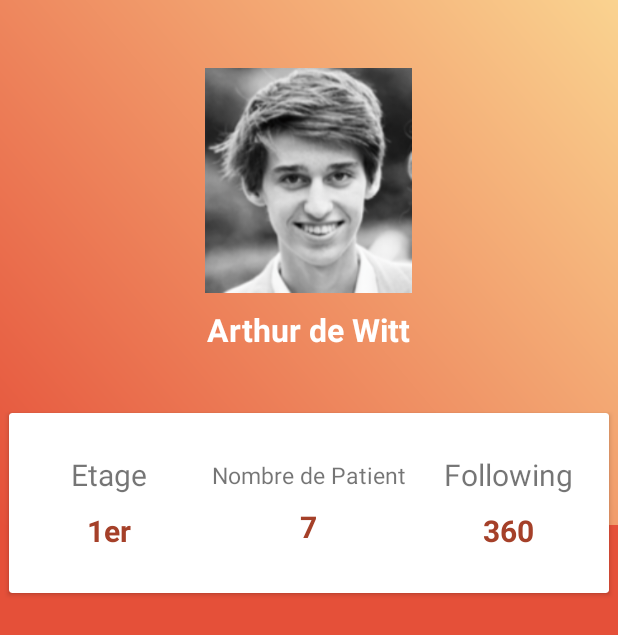
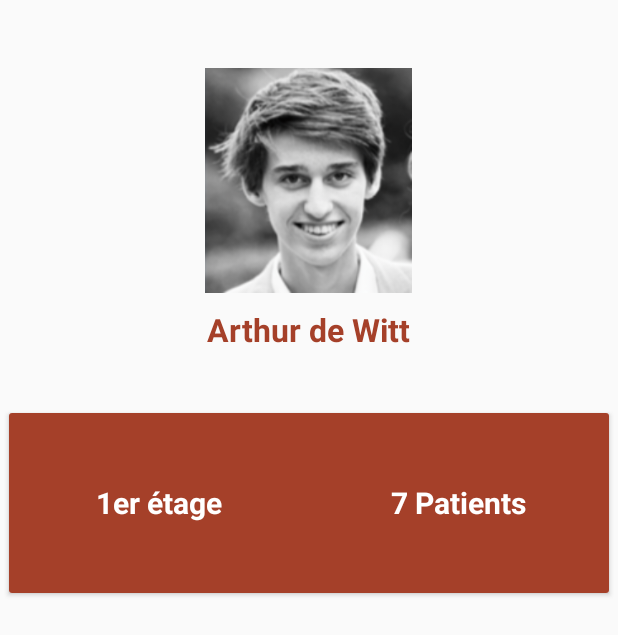
Before and after one commit to camsou/pfe_github, an Android app: the layout my_account.xml on its own in the app's theme, with its tools: preview values and no code run, on a phone screen of 412 x 824 dp. Shown: the top 635 px of the screen. Run offline under Robolectric (Android 15) with nearby library versions, the light colour scheme and no system bars.

Commit message:
Link logout & account

```diff
--- a/DetectnAlert/app/src/main/AndroidManifest.xml
+++ b/DetectnAlert/app/src/main/AndroidManifest.xml
@@ -27,9 +27,12 @@
             android:name=".MainActivity"
             android:label="@string/title_activity_main"
             android:theme="@style/AppTheme.NoActionBar" />
-        <activity android:name=".NewAccountActivity"></activity>
-
-
+        <activity
+            android:name=".NewAccountActivity"
+            android:label="NewAccountActivity" />
+        <activity
+            android:name=".MyAccountActivity"
+            android:label="MyAccountActivity" />
     </application>
 
 </manifest>
--- a/DetectnAlert/app/src/main/java/com/example/camil/detectnalert/MainActivity.java
+++ b/DetectnAlert/app/src/main/java/com/example/camil/detectnalert/MainActivity.java
@@ -2,6 +2,7 @@ package com.example.camil.detectnalert;
 
 import android.app.ActivityManager;
 import android.content.ClipData;
+import android.content.Intent;
 import android.media.SoundPool;
 import android.os.Bundle;
 import android.support.annotation.NonNull;
@@ -128,10 +129,13 @@ public class MainActivity extends AppCompatActivity
         }
         else if (id == R.id.nav_account)
         {
-
+            Intent TestActivityIntent = new Intent(MainActivity.this, MyAccountActivity.class);
+            startActivity(TestActivityIntent);
         }
         else if (id == R.id.nav_logout)
         {
+            Intent TestActivityIntent = new Intent(MainActivity.this, LoginActivity.class);
+            startActivity(TestActivityIntent);
 
         }
 
--- /dev/null
+++ b/DetectnAlert/app/src/main/java/com/example/camil/detectnalert/MyAccountActivity.java
@@ -0,0 +1,13 @@
+package com.example.camil.detectnalert;
+
+import android.os.Bundle;
+import android.support.v7.app.AppCompatActivity;
+
+public class MyAccountActivity extends AppCompatActivity {
+
+    @Override
+    protected void onCreate(Bundle savedInstanceState) {
+        super.onCreate(savedInstanceState);
+        setContentView(R.layout.my_account);
+    }
+}
--- a/DetectnAlert/app/src/main/res/layout/my_account.xml
+++ b/DetectnAlert/app/src/main/res/layout/my_account.xml
@@ -1,14 +1,16 @@
 <?xml version="1.0" encoding="utf-8"?>
-<LinearLayout xmlns:android="http://schemas.android.com/apk/res/android"
+<android.support.constraint.ConstraintLayout xmlns:android="http://schemas.android.com/apk/res/android"
+    xmlns:app="http://schemas.android.com/apk/res-auto"
+    xmlns:tools="http://schemas.android.com/tools"
     android:layout_width="match_parent"
     android:layout_height="match_parent"
-    android:background="@color/colorRed"
-    android:orientation="vertical">
+    app:layout_behavior="@string/appbar_scrolling_view_behavior"
+    tools:context=".MainActivity">
+
     <RelativeLayout
         android:layout_width="match_parent"
         android:layout_height="405dp">
         <LinearLayout
-            android:background="@drawable/myaccountbackground"
             android:layout_width="match_parent"
             android:layout_height="350dp"
             android:orientation="vertical">
@@ -24,7 +26,7 @@
                 android:layout_width="wrap_content"
                 android:layout_height="wrap_content"
                 android:text="Arthur de Witt"
-                android:textColor="#fff"
+                android:textColor="@color/colorPrimary"
                 android:textStyle="bold"
                 android:textSize="21sp"/>
         </LinearLayout>
@@ -37,77 +39,42 @@
                 android:layout_width="match_parent"
                 android:layout_height="match_parent"
                 android:orientation="horizontal"
-                android:weightSum="3"
+                android:weightSum="2"
                 android:baselineAligned="false">
                 <LinearLayout
                     android:gravity="center"
                     android:orientation="vertical"
                     android:layout_width="0dp"
                     android:layout_weight="1"
-                    android:layout_height="match_parent">
+                    android:layout_height="match_parent"
+                    android:background="@color/colorPrimary">
                     <TextView
                         android:layout_width="wrap_content"
                         android:layout_height="wrap_content"
-                        android:text="Etage"
+                        android:text="1er étage"
                         android:textSize="20sp"
-                        />
-                    <TextView
-                        android:layout_width="wrap_content"
-                        android:layout_height="wrap_content"
-                        android:text="1er"
                         android:textStyle="bold"
-                        android:textSize="20sp"
-                        android:paddingTop="10dp"
-                        android:textColor="@color/colorPrimary"/>
-
+                        android:textColor="@color/white"/>
                 </LinearLayout>
                 <LinearLayout
                     android:gravity="center"
                     android:orientation="vertical"
                     android:layout_width="0dp"
                     android:layout_weight="1"
-                    android:layout_height="match_parent">
+                    android:layout_height="match_parent"
+                    android:background="@color/colorPrimary">
                     <TextView
                         android:layout_width="wrap_content"
                         android:layout_height="wrap_content"
-                        android:text="Nombre de Patient"
-                        android:textSize="15sp"
-                        />
-                    <TextView
-                        android:layout_width="wrap_content"
-                        android:layout_height="wrap_content"
-                        android:text="7"
+                        android:text="7 Patients"
                         android:textStyle="bold"
                         android:textSize="20sp"
-                        android:paddingTop="10dp"
-                        android:textColor="@color/colorPrimary"/>
-
-                </LinearLayout>
-                <LinearLayout
-                    android:gravity="center"
-                    android:orientation="vertical"
-                    android:layout_width="0dp"
-                    android:layout_weight="1"
-                    android:layout_height="match_parent">
-                    <TextView
-                        android:layout_width="wrap_content"
-                        android:layout_height="wrap_content"
-                        android:text="Following"
-                        android:textSize="20sp"
+                        android:textColor="@color/white"
                         />
-                    <TextView
-                        android:layout_width="wrap_content"
-                        android:layout_height="wrap_content"
-                        android:text="360"
-                        android:textStyle="bold"
-                        android:textSize="20sp"
-                        android:paddingTop="10dp"
-                        android:textColor="@color/colorPrimary"/>
-
                 </LinearLayout>
             </LinearLayout>
 
         </android.support.v7.widget.CardView>
     </RelativeLayout>
 
-</LinearLayout>
+</android.support.constraint.ConstraintLayout>
--- a/DetectnAlert/app/src/main/res/values/colors.xml
+++ b/DetectnAlert/app/src/main/res/values/colors.xml
@@ -6,4 +6,5 @@
     <color name="colorRed">#e55039</color>
     <color name="colorYellow">#fad390</color>
     <color name="starblue">#7ec0ee</color>
+    <color name="white">#FFFFFF</color>
 </resources>
--- a/DetectnAlert/app/src/main/res/values/strings.xml
+++ b/DetectnAlert/app/src/main/res/values/strings.xml
@@ -22,8 +22,8 @@
     <string name="new_account">Créer un nouveau compte</string>
 
     <!-- Strings related to Nav Bar Header -->
-    <string name="nav_header_name">Camille Zordan</string>
-    <string name="nav_header_function">Aide Soignante</string>
+    <string name="nav_header_name">Arthur de Witt</string>
+    <string name="nav_header_function">Aide Soignant</string>
 
     <!-- Strings related to Nav Bar -->
     <string name="historique_alertes">Historique des alertes</string>
```
